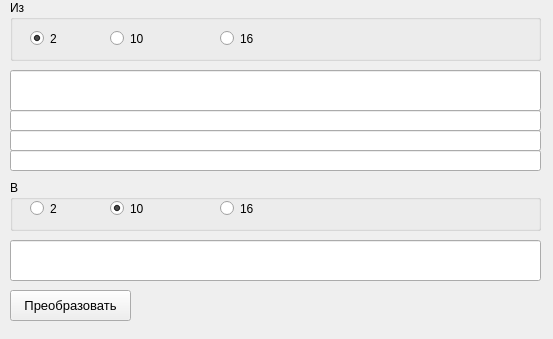
This is mainwindow.ui in RomaDevelop/Converter as Qt 5 draws it before an edit. The edited form follows.
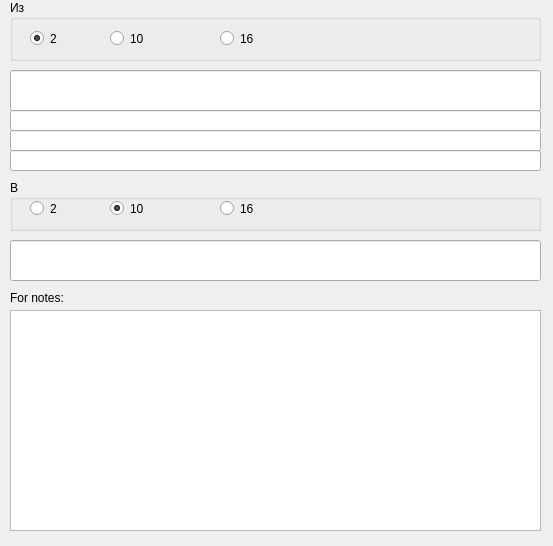
This is the edited form.

The edit to the form file:
```diff
--- a/mainwindow.ui
+++ b/mainwindow.ui
@@ -7,7 +7,7 @@
     <x>0</x>
     <y>0</y>
     <width>553</width>
-    <height>339</height>
+    <height>546</height>
    </rect>
   </property>
   <property name="windowTitle">
@@ -45,23 +45,8 @@
       <pointsize>14</pointsize>
      </font>
     </property>
-   </widget>
-   <widget class="QPushButton" name="pushButton">
-    <property name="geometry">
-     <rect>
-      <x>10</x>
-      <y>290</y>
-      <width>121</width>
-      <height>31</height>
-     </rect>
-    </property>
-    <property name="font">
-     <font>
-      <pointsize>10</pointsize>
-     </font>
-    </property>
-    <property name="text">
-     <string>Преобразовать</string>
+    <property name="readOnly">
+     <bool>true</bool>
     </property>
    </widget>
    <widget class="QGroupBox" name="groupBox">
@@ -204,6 +189,35 @@
      </rect>
     </property>
    </widget>
+   <widget class="QLabel" name="label">
+    <property name="geometry">
+     <rect>
+      <x>10</x>
+      <y>290</y>
+      <width>81</width>
+      <height>16</height>
+     </rect>
+    </property>
+    <property name="text">
+     <string>For notes:</string>
+    </property>
+   </widget>
+   <widget class="QTextEdit" name="textEdit">
+    <property name="geometry">
+     <rect>
+      <x>10</x>
+      <y>310</y>
+      <width>531</width>
+      <height>221</height>
+     </rect>
+    </property>
+    <property name="font">
+     <font>
+      <family>Courier New</family>
+      <pointsize>14</pointsize>
+     </font>
+    </property>
+   </widget>
   </widget>
   <widget class="QMenuBar" name="menubar">
    <property name="geometry">
```
